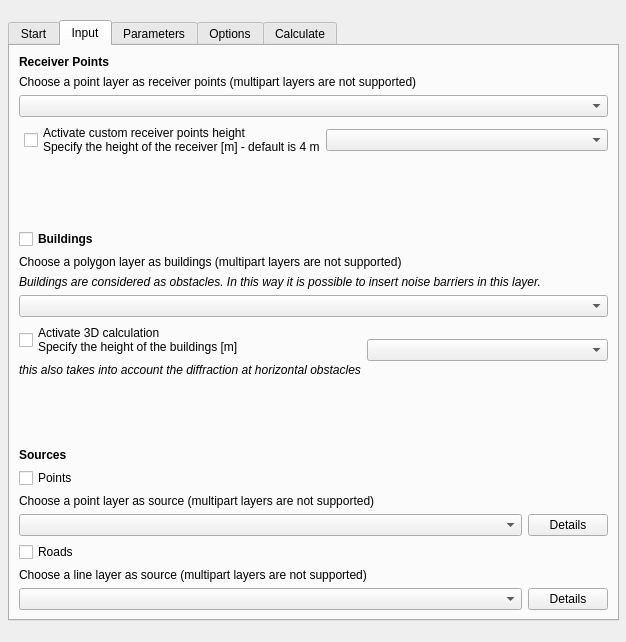
Qt form tools/ui_CalculateNoiseLevels.ui (pierluigiderosa/openoise) before a commit.
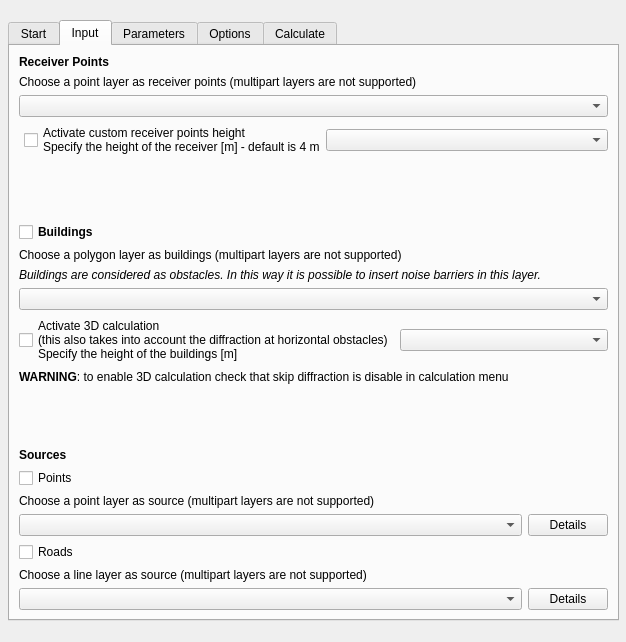
The same form after that commit. The open tabs and pages were chosen to show the change. Custom widgets are drawn as their Qt base class.

Commit message: - fixed calculation of noise exposure for 1 dB class - added control in method fielf that does not contain NULL or valude different from 1,2,3

The edit to the form file:
```diff
--- a/tools/ui_CalculateNoiseLevels.ui
+++ b/tools/ui_CalculateNoiseLevels.ui
@@ -351,17 +351,11 @@
            </property>
            <property name="text">
             <string>Activate 3D calculation
+(this also takes into account the diffraction at horizontal obstacles)
 Specify the height of the buildings [m]</string>
            </property>
           </widget>
          </item>
-         <item>
-          <widget class="QLabel" name="label_18">
-           <property name="text">
-            <string>&lt;html&gt;&lt;head/&gt;&lt;body&gt;&lt;p&gt;&lt;span style=&quot; font-style:italic;&quot;&gt;this also takes into account the diffraction at horizontal obstacles&lt;/span&gt;&lt;/p&gt;&lt;/body&gt;&lt;/html&gt;</string>
-           </property>
-          </widget>
-         </item>
         </layout>
        </item>
        <item>
@@ -379,6 +373,13 @@
        </item>
       </layout>
      </item>
+     <item>
+      <widget class="QLabel" name="label_18">
+       <property name="text">
+        <string>&lt;html&gt;&lt;head/&gt;&lt;body&gt;&lt;p&gt;&lt;span style=&quot; font-weight:600;&quot;&gt;WARNING&lt;/span&gt;: to enable 3D calculation check that skip diffraction is disable in calculation menu&lt;/p&gt;&lt;/body&gt;&lt;/html&gt;</string>
+       </property>
+      </widget>
+     </item>
      <item>
       <spacer name="verticalSpacer_2">
        <property name="orientation">
```
Left out of the diff: 8 changed lines with no effect on the pictures. The commit also changes 6 other files.
